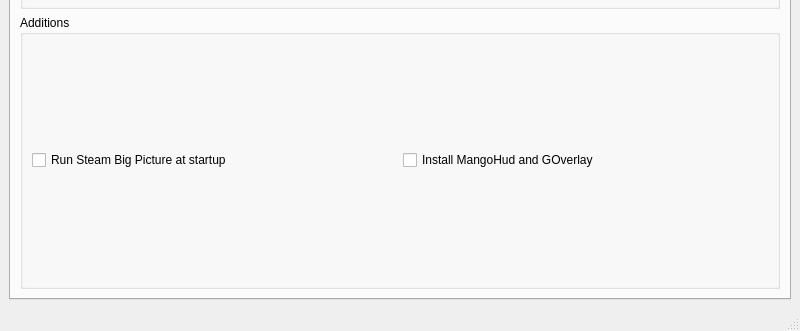
Above: awxLinuxInstaller/awxlinuxinstaller.ui from A-w-x/GPD-Linux-AUR-repo before the change; both pictures show x 0 to 800 and y 310 to 641 of the 800 by 641 pixel window. Below: the same form after it.
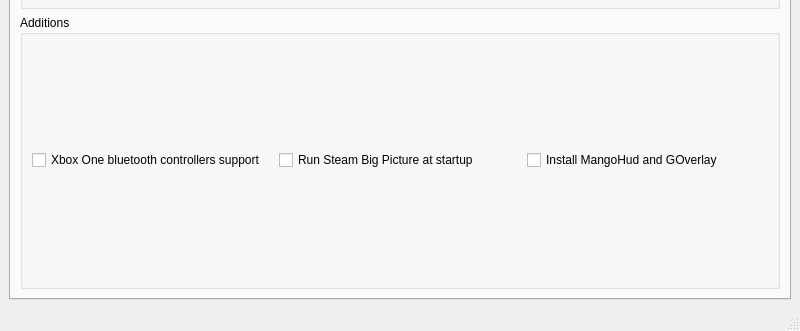
That is the form after the change. The open tabs and pages were chosen to show the change.

Patch:
```diff
--- a/awxLinuxInstaller/awxlinuxinstaller.ui
+++ b/awxLinuxInstaller/awxlinuxinstaller.ui
@@ -573,20 +573,27 @@
            <string>Additions</string>
           </property>
           <layout class="QGridLayout" name="gridLayout_5">
-           <item row="0" column="0">
+           <item row="0" column="1">
             <widget class="QCheckBox" name="runSteamBootChk">
              <property name="text">
               <string>Run Steam Big Picture at startup</string>
              </property>
             </widget>
            </item>
-           <item row="0" column="1">
+           <item row="0" column="2">
             <widget class="QCheckBox" name="instMangoChk">
              <property name="text">
               <string>Install MangoHud and GOverlay</string>
              </property>
             </widget>
            </item>
+           <item row="0" column="0">
+            <widget class="QCheckBox" name="xbcontrChk">
+             <property name="text">
+              <string>Xbox One bluetooth controllers support</string>
+             </property>
+            </widget>
+           </item>
           </layout>
          </widget>
         </item>
```
Left out of the diff: 2 changed lines with no effect on the pictures.
